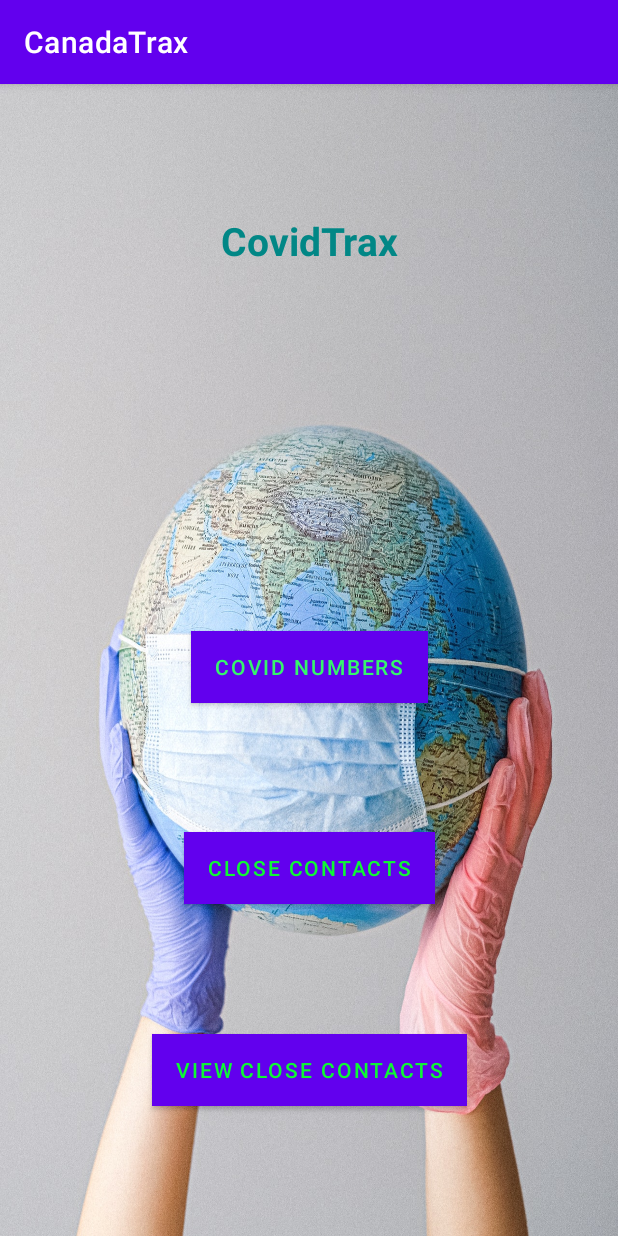
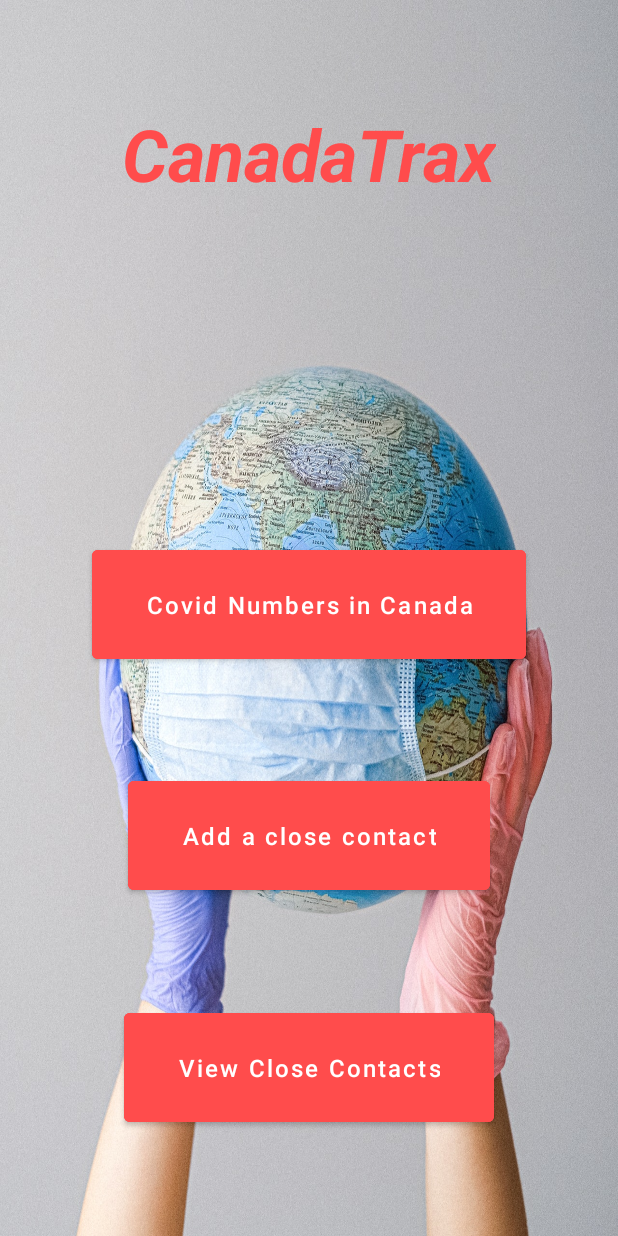
Before and after one commit to tomcha34/CanadaTrax, an Android app: the screen it shows after launch (MainActivity), on a phone screen of 412 x 824 dp. Run offline under Robolectric (Android 15) with nearby library versions, the phone set to English and light mode, and no system bars.

Commit message:
Updated UI
Updated designs for MainActivity, AddContact, and ViewContact

```diff
--- a/app/build.gradle
+++ b/app/build.gradle
@@ -11,7 +11,7 @@ android {
 
     defaultConfig {
         applicationId "com.android.canadatrax"
-        minSdkVersion 24
+        minSdkVersion 26
         targetSdkVersion 31
         versionCode 1
         versionName "1.0"
--- a/app/src/main/java/com/android/canadatrax/ViewContactActivity.kt
+++ b/app/src/main/java/com/android/canadatrax/ViewContactActivity.kt
@@ -1,11 +1,9 @@
 package com.android.canadatrax
 
 import android.os.Bundle
-import android.widget.TextView
 import androidx.appcompat.app.AppCompatActivity
 import androidx.recyclerview.widget.RecyclerView
 import com.android.canadatrax.adapter.CloseContactAdapter
-import com.android.canadatrax.database.CloseContactData
 import com.android.canadatrax.database.ContactsDatabase
 import kotlinx.coroutines.Dispatchers
 import kotlinx.coroutines.GlobalScope
--- a/app/src/main/res/layout/activity_contact.xml
+++ b/app/src/main/res/layout/activity_contact.xml
@@ -88,6 +88,7 @@
         android:layout_height="wrap_content"
         android:layout_marginStart="32dp"
         android:layout_marginEnd="32dp"
+        android:theme="@style/OutlineButtonStyle"
         android:text="Save"
         app:layout_constraintBottom_toBottomOf="parent"
         app:layout_constraintEnd_toEndOf="parent"
--- a/app/src/main/res/layout/activity_covid.xml
+++ b/app/src/main/res/layout/activity_covid.xml
@@ -41,7 +41,6 @@
             android:id="@+id/valueDate"
             android:layout_width="wrap_content"
             android:layout_height="wrap_content"
-            android:text="date"
             android:textColor="@color/redL"
             android:textSize="26sp"
             android:textFontWeight="400"
@@ -63,7 +62,6 @@
             android:id="@+id/valueNewCases"
             android:layout_width="wrap_content"
             android:layout_height="wrap_content"
-            android:text="new cases all over canada"
             android:textColor="@color/redL"
             android:textSize="26sp"
             android:textFontWeight="400"
@@ -85,7 +83,6 @@
             android:id="@+id/valueNewDeaths"
             android:layout_width="wrap_content"
             android:layout_height="wrap_content"
-            android:text="new deaths all over canada"
             android:textColor="@color/redL"
             android:textSize="26sp"
             android:textFontWeight="400"
@@ -108,7 +105,6 @@
             android:id="@+id/valueTotalCases"
             android:layout_width="wrap_content"
             android:layout_height="wrap_content"
-            android:text="Total all over canada"
             android:textColor="@color/redL"
             android:textSize="26sp"
             android:textFontWeight="400"
@@ -131,7 +127,6 @@
             android:id="@+id/valueTotalDeaths"
             android:layout_width="wrap_content"
             android:layout_height="wrap_content"
-            android:text="Total Deaths in canada"
             android:textColor="@color/redL"
             android:textSize="26sp"
             android:textFontWeight="400"
@@ -153,7 +148,6 @@
             android:id="@+id/valueTotalRecoveries"
             android:layout_width="wrap_content"
             android:layout_height="wrap_content"
-            android:text="Total Recoveries in canada"
             android:textColor="@color/redL"
             android:textSize="26sp"
             android:textFontWeight="400"
--- a/app/src/main/res/layout/activity_main.xml
+++ b/app/src/main/res/layout/activity_main.xml
@@ -11,12 +11,12 @@
         android:id="@+id/textView"
         android:layout_width="wrap_content"
         android:layout_height="wrap_content"
-        android:text="CovidTrax"
-        android:textColor="@color/teal_700"
+        android:text="CanadaTrax"
+        android:textColor="@color/redL"
+        android:textSize="48sp"
+        android:textStyle="bold|italic"
         app:layout_constraintBottom_toTopOf="@+id/covidButton"
         app:layout_constraintEnd_toEndOf="parent"
-        android:textSize="26sp"
-        android:textStyle="bold"
         app:layout_constraintHorizontal_bias="0.5"
         app:layout_constraintStart_toStartOf="parent"
         app:layout_constraintTop_toTopOf="parent" />
@@ -26,12 +26,8 @@
         android:layout_width="wrap_content"
         android:layout_height="wrap_content"
         android:layout_marginTop="156dp"
-        android:background="@color/black"
-        android:backgroundTint="@color/black"
-        android:text="Covid Numbers"
-        android:textColor="#36F46C"
-        android:textColorHighlight="#E91E63"
-        android:textColorLink="#F8E91E63"
+        android:theme="@style/OutlineButtonStyle"
+        android:text="Covid Numbers in Canada"
         app:layout_constraintBottom_toTopOf="@+id/contactsButton"
         app:layout_constraintEnd_toEndOf="parent"
         app:layout_constraintHorizontal_bias="0.5"
@@ -42,10 +38,8 @@
         android:id="@+id/contactsButton"
         android:layout_width="wrap_content"
         android:layout_height="wrap_content"
-        android:background="#FFFFFF"
-        android:text="Close Contacts"
-        android:textColor="#0FF834"
-        android:textColorLink="#FFFFFF"
+        android:theme="@style/OutlineButtonStyle"
+        android:text="Add a close contact"
         app:layout_constraintBottom_toTopOf="@+id/viewContacts"
         app:layout_constraintEnd_toEndOf="parent"
         app:layout_constraintHorizontal_bias="0.5"
@@ -56,9 +50,8 @@
         android:id="@+id/viewContacts"
         android:layout_width="wrap_content"
         android:layout_height="wrap_content"
-        android:background="#FF0000"
+        android:theme="@style/OutlineButtonStyle"
         android:text="View Close Contacts"
-        android:textColor="#0FF834"
         app:layout_constraintBottom_toBottomOf="parent"
         app:layout_constraintEnd_toEndOf="parent"
         app:layout_constraintHorizontal_bias="0.5"
--- a/app/src/main/res/values/themes.xml
+++ b/app/src/main/res/values/themes.xml
@@ -1,9 +1,9 @@
 <resources xmlns:tools="http://schemas.android.com/tools">
     <!-- Base application theme. -->
-    <style name="Theme.CanadaTrax" parent="Theme.MaterialComponents.DayNight.DarkActionBar">
+    <style name="Theme.CanadaTrax" parent="Theme.MaterialComponents.Light.NoActionBar">
         <!-- Primary brand color. -->
         <item name="colorPrimary">@color/purple_500</item>
-        <item name="colorPrimaryVariant">@color/purple_700</item>
+        <item name="colorPrimaryVariant">@color/redL</item>
         <item name="colorOnPrimary">@color/white</item>
         <!-- Secondary brand color. -->
         <item name="colorSecondary">@color/teal_200</item>
@@ -13,4 +13,28 @@
         <item name="android:statusBarColor" tools:targetApi="l">?attr/colorPrimaryVariant</item>
         <!-- Customize your theme here. -->
     </style>
+
+    <style name="OutlineButtonStyle" parent="Theme.MaterialComponents.Light.NoActionBar">
+        <item name="android:backgroundTint">@color/redL</item>
+        <item name="strokeColor">@color/redL</item>
+        <item name="rippleColor">@color/teal_200</item>
+        <item name="strokeWidth">3dp</item>
+        <item name="cornerRadius">12dp</item>
+        <item name="android:textColor">@color/purple_700</item>
+        <item name="android:paddingHorizontal">36dp</item>
+        <item name="android:paddingVertical">25dp</item>
+        <item name="android:layout_marginHorizontal">30dp</item>
+        <item name="android:textAllCaps">false</item>
+        <item name="android:textSize">16sp</item>
+    </style>
+
+    <style name="FilledButtonStyle" parent="Theme.MaterialComponents.DayNight.DarkActionBar">
+        <item name="android:backgroundTint">@color/white</item>
+        <item name="cornerRadius">12dp</item>
+        <item name="android:paddingHorizontal">36dp</item>
+        <item name="android:paddingVertical">25dp</item>
+        <item name="android:layout_marginHorizontal">30dp</item>
+        <item name="android:textAllCaps">false</item>
+        <item name="android:textSize">16sp</item>
+    </style>
 </resources>
```
Also changed, not shown: app/src/main/res/layout/activity_view_contact.xml (+5 -4 lines), app/src/main/res/layout/list_item.xml (+15 -11 lines).
